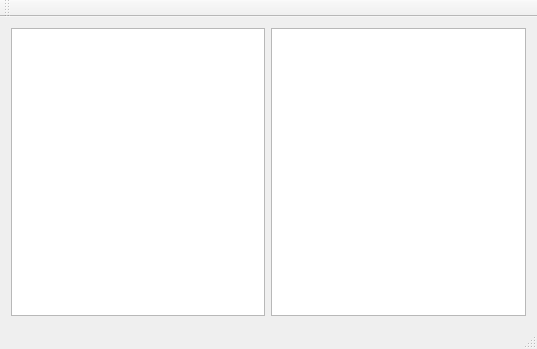
First picture: the form in MainWindow.ui, repository alekseyl1992/GeneticTetris, before the edit.
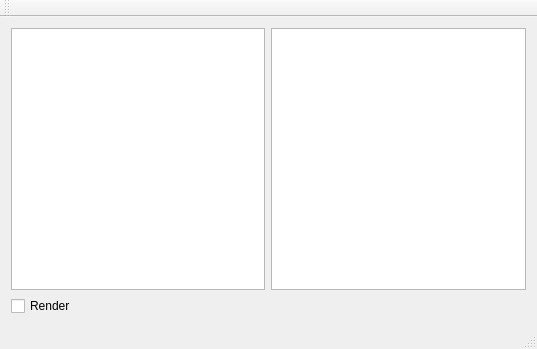
Second picture: the form after the edit.

Patch:
```diff
--- a/MainWindow.ui
+++ b/MainWindow.ui
@@ -14,13 +14,33 @@
    <string>MainWindow</string>
   </property>
   <widget class="QWidget" name="centralWidget">
-   <layout class="QHBoxLayout" name="horizontalLayout">
-    <item>
-     <widget class="QTableView" name="fieldView"/>
+   <layout class="QGridLayout" name="gridLayout">
+    <item row="0" column="0">
+     <widget class="QTableView" name="fieldView">
+      <property name="sizePolicy">
+       <sizepolicy hsizetype="Expanding" vsizetype="Expanding">
+        <horstretch>0</horstretch>
+        <verstretch>0</verstretch>
+       </sizepolicy>
+      </property>
+      <property name="editTriggers">
+       <set>QAbstractItemView::NoEditTriggers</set>
+      </property>
+      <property name="selectionMode">
+       <enum>QAbstractItemView::NoSelection</enum>
+      </property>
+     </widget>
     </item>
-    <item>
+    <item row="0" column="1">
      <widget class="QTableView" name="statsView"/>
     </item>
+    <item row="1" column="0">
+     <widget class="QCheckBox" name="renderCheckBox">
+      <property name="text">
+       <string>Render</string>
+      </property>
+     </widget>
+    </item>
    </layout>
   </widget>
   <widget class="QMenuBar" name="menuBar">
```
Left out of the diff: 10 changed lines with no effect on the pictures.
